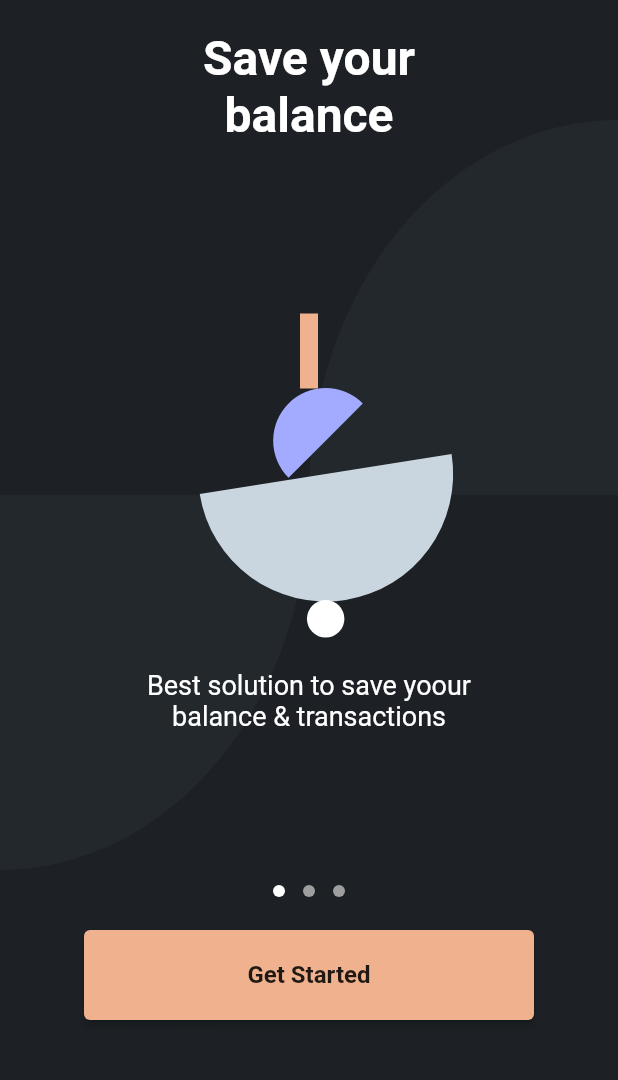
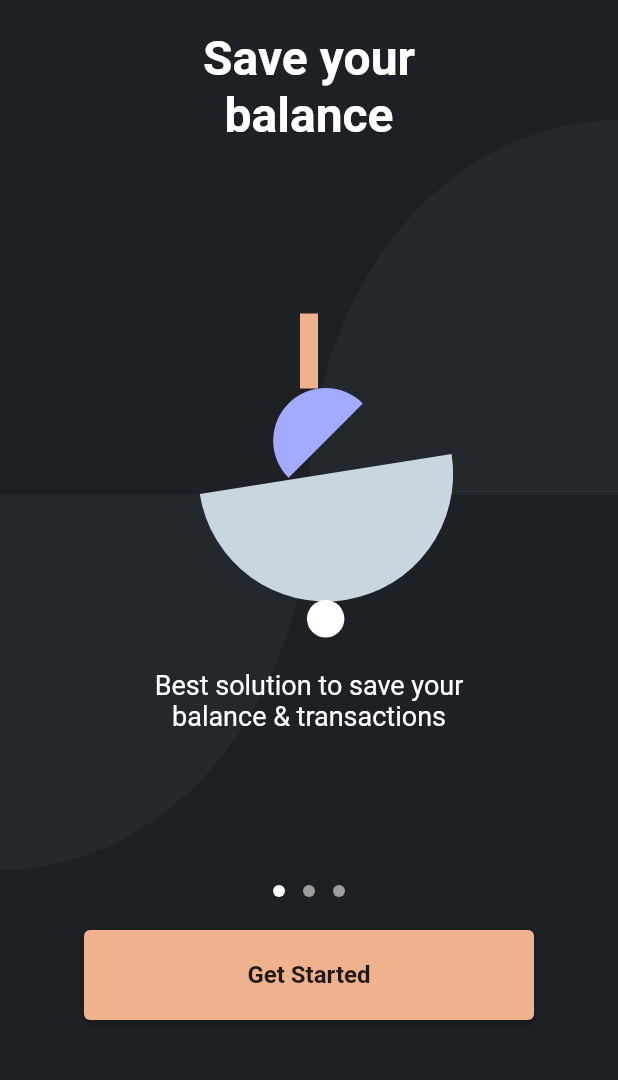
Before and after one commit to adolesamuel/sendme_work, a Flutter app: the screen it shows after launch, on a phone screen of 412 x 824 dp, the part 120-1200 px from its top. Run offline on Flutter 3.47's test engine with Material 2 defaults, Android fonts, the phone set to English and light mode, and no system bars; drawn by our look-alikes of introduction_screen; missing offline and left inert: number_display.

Commit message:
squashed bugs

```diff
--- a/lib/intro_screen/intro_content.dart
+++ b/lib/intro_screen/intro_content.dart
@@ -46,7 +46,7 @@ class IntroContent extends StatelessWidget {
                 const SizedBox(
                   width: 250,
                   child: Text(
-                    'Best solution to save yoour balance & transactions',
+                    'Best solution to save your balance & transactions',
                     textAlign: TextAlign.center,
                     style: TextStyle(color: Colors.white, fontSize: 18.0),
                   ),
--- a/lib/intro_screen/onboarding.dart
+++ b/lib/intro_screen/onboarding.dart
@@ -14,7 +14,7 @@ class _OnBoardingPageState extends State<OnBoardingPage> {
   final introKey = GlobalKey<IntroductionScreenState>();
 
   void _onIntroEnd(context) {
-    Navigator.of(context).pushReplacementNamed('/');
+    Navigator.pushReplacementNamed(context, '/navbar');
   }
 
   @override
@@ -61,6 +61,7 @@ class _OnBoardingPageState extends State<OnBoardingPage> {
       ),
       rawPages: const [
         IntroContent(),
+        //So the two dots can show
         SizedBox(),
         SizedBox(),
       ],
--- a/lib/main.dart
+++ b/lib/main.dart
@@ -16,13 +16,14 @@ class MyApp extends StatelessWidget {
   Widget build(BuildContext context) {
     return MaterialApp(
       title: 'Flutter Demo',
+      debugShowCheckedModeBanner: false,
       theme: ThemeData(
-        primarySwatch: Colors.blue,
+        primarySwatch: Colors.grey,
       ),
-      initialRoute: '/onboarding',
+      initialRoute: '/',
       routes: {
-        '/': (context) => const NavBar(),
-        '/onboarding': (context) => const OnBoardingPage(),
+        '/navbar': (context) => const NavBar(),
+        '/': (context) => const OnBoardingPage(),
         '/super_card': (context) => const SuperCardPage(),
         '/home': (context) => const HomePage(),
       },
```
